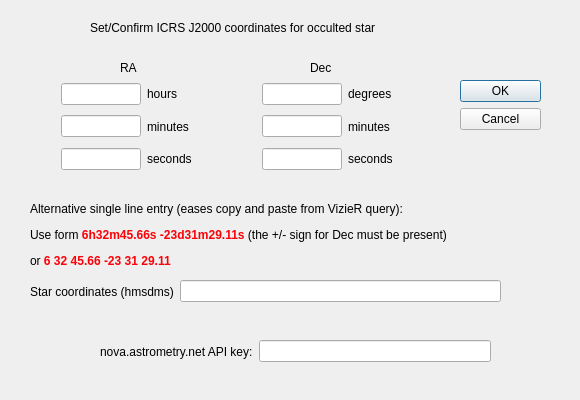
Old version of the form src/pymovie/starPositionDialog.ui in the repository bob-anderson-ok/pymovie.
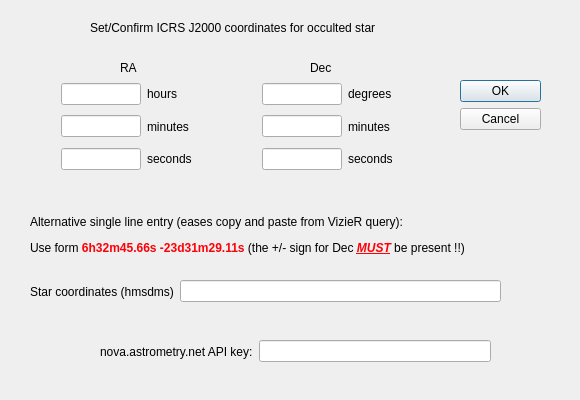
New version of the form.

What changed in the file:
```diff
--- a/src/pymovie/starPositionDialog.ui
+++ b/src/pymovie/starPositionDialog.ui
@@ -216,10 +216,10 @@
     </rect>
    </property>
    <property name="text">
-    <string>&lt;html&gt;&lt;head/&gt;&lt;body&gt;&lt;p&gt;Alternative single line entry (eases copy and paste from VizieR query):&lt;/p&gt;&lt;p&gt;Use form &lt;span style=&quot; font-weight:600; color:#fc0107;&quot;&gt;6h32m45.66s -23d31m29.11s&lt;/span&gt; (the +/- sign for  Dec must be present)&lt;/p&gt;&lt;p&gt;or &lt;span style=&quot; font-weight:600; color:#fc0107;&quot;&gt;6 32 45.66 -23 31 29.11&lt;/span&gt;&lt;/p&gt;&lt;/body&gt;&lt;/html&gt;</string>
+    <string>&lt;html&gt;&lt;head/&gt;&lt;body&gt;&lt;p&gt;Alternative single line entry (eases copy and paste from VizieR query):&lt;/p&gt;&lt;p&gt;Use form &lt;span style=&quot; font-weight:600; color:#fc0107;&quot;&gt;6h32m45.66s -23d31m29.11s&lt;/span&gt; (&lt;span style=&quot; color:#000000;&quot;&gt;the +/- sign for Dec &lt;/span&gt;&lt;span style=&quot; font-weight:600; font-style:italic; text-decoration: underline; color:#fc0107;&quot;&gt;MUST&lt;/span&gt;&lt;span style=&quot; color:#000000;&quot;&gt;  be present !!&lt;/span&gt;)&lt;/p&gt;&lt;/body&gt;&lt;/html&gt;</string>
    </property>
   </widget>
-  <widget class="QWidget" name="">
+  <widget class="QWidget" name="layoutWidget">
    <property name="geometry">
     <rect>
      <x>61</x>
@@ -339,7 +339,7 @@
     </item>
    </layout>
   </widget>
-  <widget class="QWidget" name="">
+  <widget class="QWidget" name="layoutWidget">
    <property name="geometry">
     <rect>
      <x>100</x>
@@ -361,7 +361,7 @@
     </item>
    </layout>
   </widget>
-  <widget class="QWidget" name="">
+  <widget class="QWidget" name="layoutWidget">
    <property name="geometry">
     <rect>
      <x>30</x>
```
